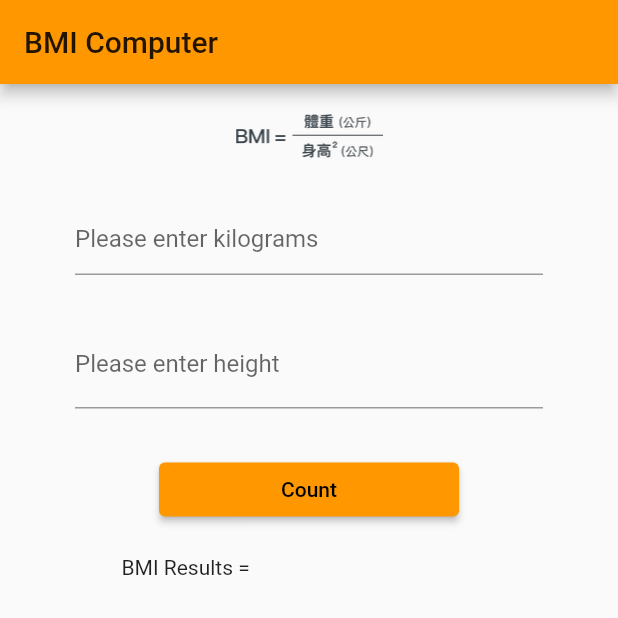
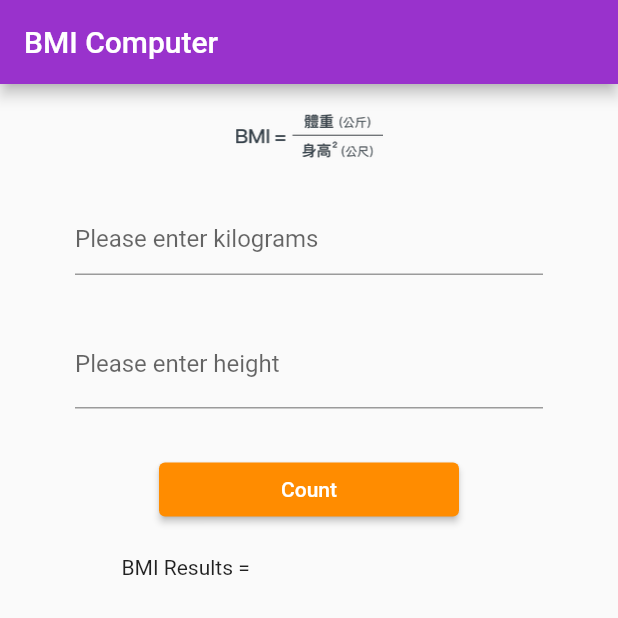
Before and after one commit to cheenjame/bmi_computer, a Flutter app: the screen it shows after launch, on a phone screen of 412 x 824 dp, the top half of it. Run offline on Flutter 3.47's test engine with Material 2 defaults, Android fonts, the phone set to English and light mode, and no system bars.

Commit message:
[add] 新增顏色

```diff
--- /dev/null
+++ b/lib/colors.dart
@@ -0,0 +1,7 @@
+
+import 'package:flutter/material.dart';
+
+/// app 主色
+const mainColor = Color(0xff9932CC);
+
+const buttonColor = Color(0xffFF8C00);
--- a/lib/l10n/intl_en.arb
+++ b/lib/l10n/intl_en.arb
@@ -7,7 +7,7 @@
     },
     "pleaseEnterKilograms": "Please enter kilograms",
     "@pleaseEnterKilograms": {
-        "description": "BMI計算機/請輸入公斤",
+        "description": "BMI計算機/請輸入體重",
         "type": "text",
         "placeholders": {}
     },
--- a/lib/main.dart
+++ b/lib/main.dart
@@ -2,6 +2,8 @@ import 'package:flutter/material.dart';
 import 'package:flutter/services.dart';
 import 'package:flutter_localizations/flutter_localizations.dart';
 import 'package:flutter_student/generated/l10n.dart';
+
+import 'colors.dart';
 
 void main() {
   runApp(BMI());
@@ -18,7 +20,7 @@ class BMI extends StatelessWidget {
         ],
         supportedLocales: BMIApp.delegate.supportedLocales,
         debugShowCheckedModeBanner: false,
-        theme: ThemeData(primarySwatch: Colors.orange),
+        theme: ThemeData(primaryColor: mainColor),
         home: BMIPage());
   }
 }
@@ -95,6 +97,9 @@ class _BMIState extends State<BMIPage> {
             width: 200,
             child: ElevatedButton(
                 child: Text(BMIApp.of(context).count),
+                style: ButtonStyle(
+                    backgroundColor: MaterialStateProperty.resolveWith<Color>(
+                        (states) => buttonColor)),
                 onPressed: () {
                   _getBMI();
                 }),
```
